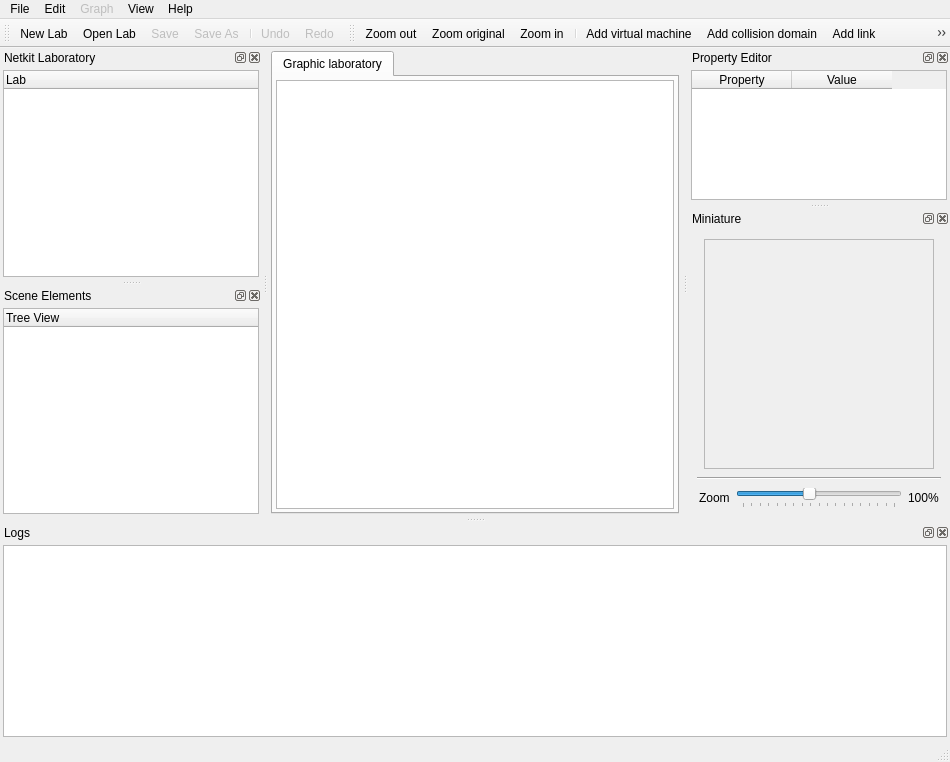
This is ui/main.ui in slux83/visual-netkit as Qt 5 draws it before an edit. The edited form follows.
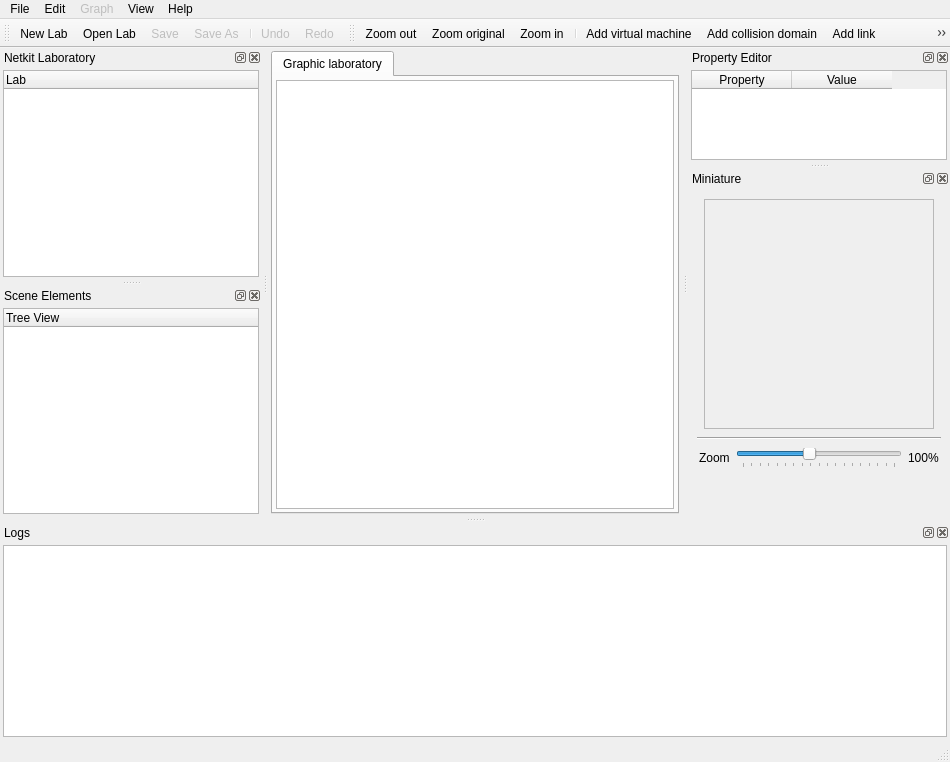
This is the edited form. Icons and pictures are not drawn. Custom widgets are drawn as their Qt base class.

Commit message: - deleted unused header - fixed gui size and miniature stretch - fixed on close question

Diff of the .ui file:
```diff
--- a/ui/main.ui
+++ b/ui/main.ui
@@ -273,7 +273,7 @@
      <x>688</x>
      <y>68</y>
      <width>262</width>
-     <height>125</height>
+     <height>126</height>
     </rect>
    </property>
    <property name="allowedAreas" >
@@ -291,7 +291,7 @@
       <x>0</x>
       <y>20</y>
       <width>262</width>
-      <height>105</height>
+      <height>106</height>
      </rect>
     </property>
     <layout class="QVBoxLayout" >
@@ -328,7 +328,7 @@
    <property name="geometry" >
     <rect>
      <x>688</x>
-     <y>199</y>
+     <y>200</y>
      <width>262</width>
      <height>317</height>
     </rect>
@@ -449,6 +449,19 @@
        </item>
       </layout>
      </item>
+     <item>
+      <spacer name="verticalSpacer" >
+       <property name="orientation" >
+        <enum>Qt::Vertical</enum>
+       </property>
+       <property name="sizeHint" stdset="0" >
+        <size>
+         <width>20</width>
+         <height>40</height>
+        </size>
+       </property>
+      </spacer>
+     </item>
     </layout>
    </widget>
   </widget>
```
Left out of the diff: 16 changed lines with no effect on the pictures. The commit also changes 3 other files.
